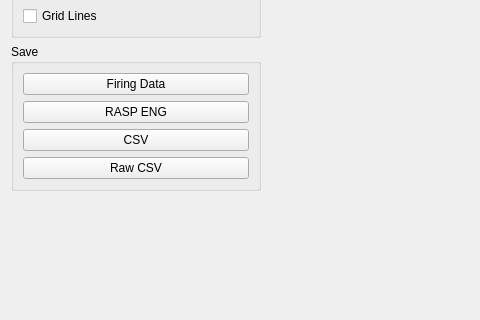
Qt form ui/views/forms/ResultsWidget.ui (reilleya/RMTS-Software) before a commit; both pictures show x 0 to 480 and y 184 to 504 of the 1123 by 800 pixel window.
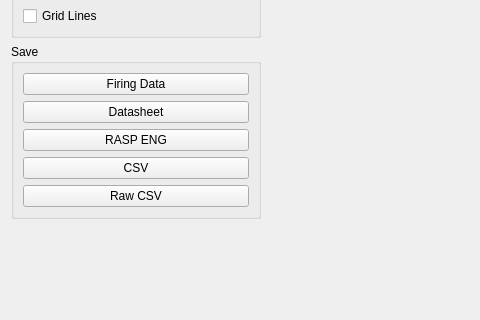
The same form after that commit. Custom widgets are drawn as their Qt base class.

Commit message: Include migrations file, add datasheet exporter

```diff
--- a/ui/views/forms/ResultsWidget.ui
+++ b/ui/views/forms/ResultsWidget.ui
@@ -152,6 +152,13 @@
            </property>
           </widget>
          </item>
+         <item>
+          <widget class="QPushButton" name="pushButtonDatasheet">
+           <property name="text">
+            <string>Datasheet</string>
+           </property>
+          </widget>
+         </item>
          <item>
           <widget class="QPushButton" name="pushButtonENG">
            <property name="text">
```
The commit also changes 4 other files.
